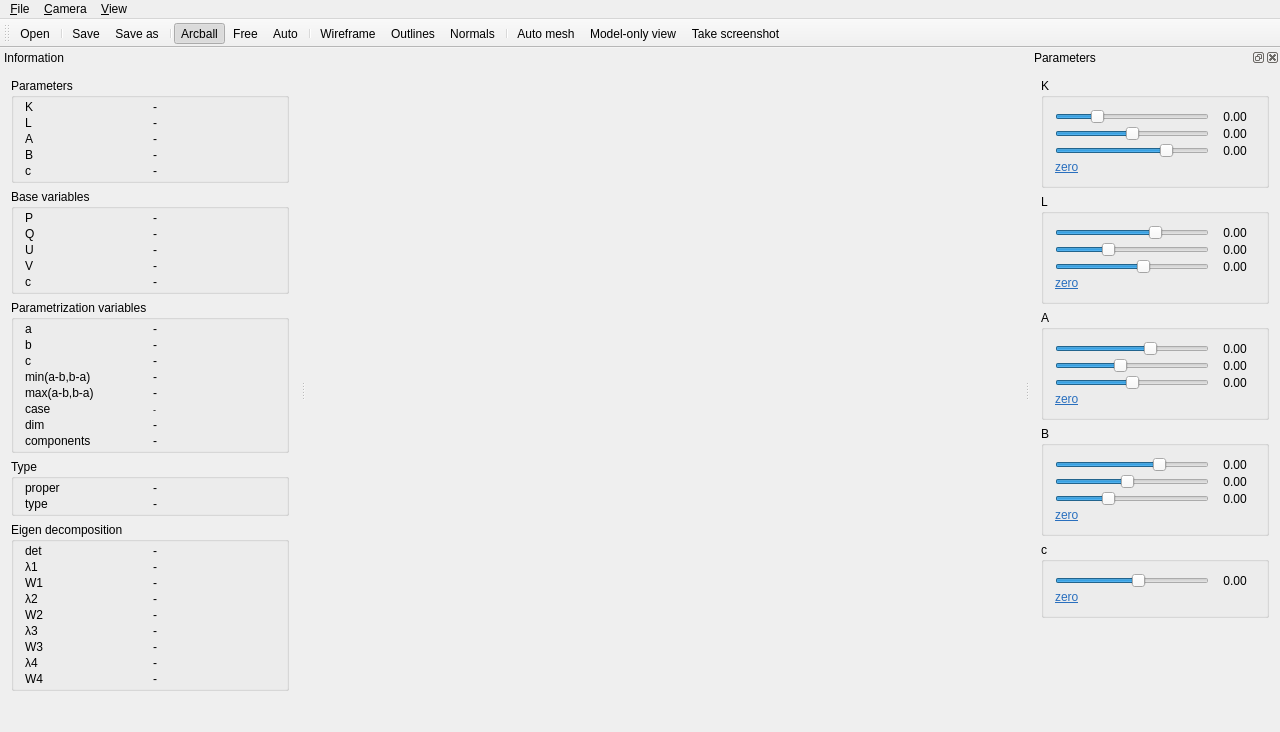
Above: example/vis/vis_g/mainwindow.ui from pdobrowo/libcs2 before the change. Below: the same form after it.
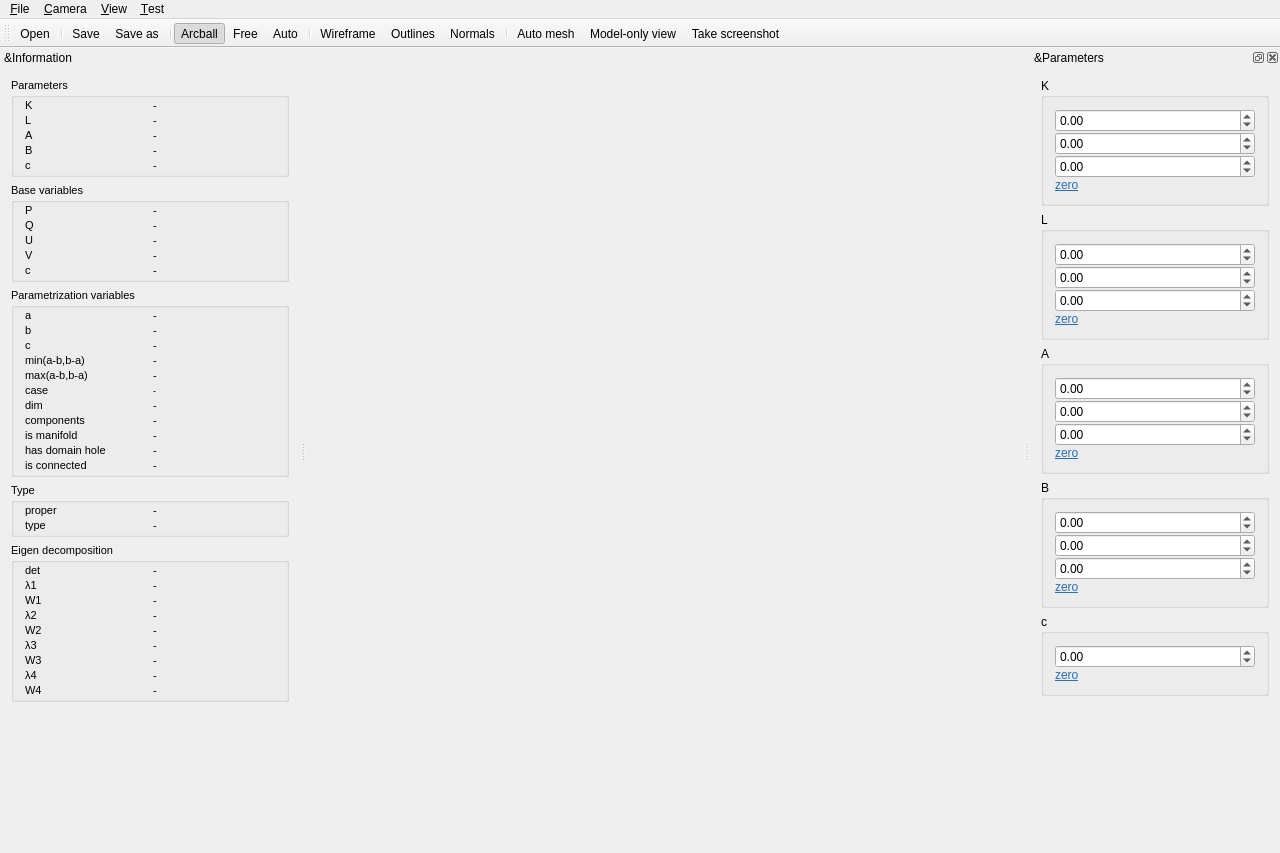
That is the form after the change. Icons and pictures are not drawn.

Commit message: Switch sliders to double spin boxes in vis_g

Patch:
```diff
--- a/example/vis/vis_g/mainwindow.ui
+++ b/example/vis/vis_g/mainwindow.ui
@@ -7,7 +7,7 @@
     <x>0</x>
     <y>0</y>
     <width>1280</width>
-    <height>732</height>
+    <height>853</height>
    </rect>
   </property>
   <property name="windowTitle">
@@ -57,7 +57,7 @@
      <x>0</x>
      <y>0</y>
      <width>1280</width>
-     <height>19</height>
+     <height>23</height>
     </rect>
    </property>
    <widget class="QMenu" name="menuCamera">
@@ -91,22 +91,45 @@
     <addaction name="separator"/>
     <addaction name="actionQuit"/>
    </widget>
+   <widget class="QMenu" name="menu_Test">
+    <property name="title">
+     <string>&amp;Test</string>
+    </property>
+    <addaction name="actionA_pair_of_points"/>
+    <addaction name="actionA_pair_of_separate_ellipsoids"/>
+    <addaction name="actionA_pair_of_y_touching_ellipsoids"/>
+    <addaction name="actionA_pair_of_yz_crossed_ellipsoids"/>
+    <addaction name="actionA_pair_of_z_touching_ellipsoids"/>
+    <addaction name="actionA_y_barrel"/>
+    <addaction name="actionA_z_barrel"/>
+    <addaction name="actionA_notched_y_barrel"/>
+    <addaction name="actionA_notched_z_barrel"/>
+    <addaction name="actionA_pair_of_separate_yz_caps"/>
+    <addaction name="separator"/>
+    <addaction name="actionA_xy_zw_torus"/>
+    <addaction name="actionA_xy_circle"/>
+    <addaction name="actionA_zw_circle"/>
+    <addaction name="actionA_xz_yw_torus"/>
+    <addaction name="actionA_xz_circle"/>
+    <addaction name="actionA_yw_circle"/>
+   </widget>
    <addaction name="menu_File"/>
    <addaction name="menuCamera"/>
    <addaction name="menuView"/>
+   <addaction name="menu_Test"/>
   </widget>
   <widget class="QDockWidget" name="dockWidget">
    <property name="minimumSize">
     <size>
      <width>300</width>
-     <height>656</height>
+     <height>793</height>
     </size>
    </property>
    <property name="features">
     <set>QDockWidget::DockWidgetMovable</set>
    </property>
    <property name="windowTitle">
-    <string>Information</string>
+    <string>&amp;Information</string>
    </property>
    <attribute name="dockWidgetArea">
     <number>1</number>
@@ -115,6 +138,11 @@
     <layout class="QVBoxLayout" name="verticalLayout_3">
      <item>
       <widget class="QGroupBox" name="groupBoxParameters">
+       <property name="font">
+        <font>
+         <pointsize>8</pointsize>
+        </font>
+       </property>
        <property name="title">
         <string>Parameters</string>
        </property>
@@ -203,6 +231,11 @@
      </item>
      <item>
       <widget class="QGroupBox" name="groupBoxBaseParameters">
+       <property name="font">
+        <font>
+         <pointsize>8</pointsize>
+        </font>
+       </property>
        <property name="title">
         <string>Base variables</string>
        </property>
@@ -291,6 +324,11 @@
      </item>
      <item>
       <widget class="QGroupBox" name="groupBoxParametrizationvariable">
+       <property name="font">
+        <font>
+         <pointsize>8</pointsize>
+        </font>
+       </property>
        <property name="title">
         <string>Parametrization variables</string>
        </property>
@@ -304,13 +342,6 @@
         <property name="verticalSpacing">
          <number>2</number>
         </property>
-        <item row="4" column="1">
-         <widget class="QLabel" name="labelmaxval">
-          <property name="text">
-           <string>-</string>
-          </property>
-         </widget>
-        </item>
         <item row="6" column="1">
          <widget class="QLabel" name="labeldimval">
           <property name="text">
@@ -318,6 +349,13 @@
           </property>
          </widget>
         </item>
+        <item row="8" column="0">
+         <widget class="QLabel" name="labelismani">
+          <property name="text">
+           <string>is manifold</string>
+          </property>
+         </widget>
+        </item>
         <item row="2" column="1">
          <widget class="QLabel" name="labelcval">
           <property name="text">
@@ -325,13 +363,6 @@
           </property>
          </widget>
         </item>
-        <item row="2" column="0">
-         <widget class="QLabel" name="labelc">
-          <property name="text">
-           <string>c</string>
-          </property>
-         </widget>
-        </item>
         <item row="1" column="1">
          <widget class="QLabel" name="labelbval">
           <property name="text">
@@ -339,10 +370,17 @@
           </property>
          </widget>
         </item>
-        <item row="1" column="0">
-         <widget class="QLabel" name="labelb">
+        <item row="7" column="1">
+         <widget class="QLabel" name="labelcompval">
           <property name="text">
-           <string>b</string>
+           <string>-</string>
+          </property>
+         </widget>
+        </item>
+        <item row="2" column="0">
+         <widget class="QLabel" name="labelc">
+          <property name="text">
+           <string>c</string>
           </property>
          </widget>
         </item>
@@ -353,34 +391,6 @@
           </property>
          </widget>
         </item>
-        <item row="4" column="0">
-         <widget class="QLabel" name="labelmax">
-          <property name="text">
-           <string>max(a-b,b-a)</string>
-          </property>
-         </widget>
-        </item>
-        <item row="0" column="0">
-         <widget class="QLabel" name="labela">
-          <property name="text">
-           <string>a</string>
-          </property>
-         </widget>
-        </item>
-        <item row="3" column="0">
-         <widget class="QLabel" name="labelmin">
-          <property name="text">
-           <string>min(a-b,b-a)</string>
-          </property>
-         </widget>
-        </item>
-        <item row="5" column="0">
-         <widget class="QLabel" name="labelcase">
-          <property name="text">
-           <string>case</string>
-          </property>
-         </widget>
-        </item>
         <item row="5" column="1">
          <widget class="QLabel" name="labelcaseval">
           <property name="font">
@@ -393,6 +403,27 @@
           </property>
          </widget>
         </item>
+        <item row="9" column="0">
+         <widget class="QLabel" name="labelcomphashole">
+          <property name="text">
+           <string>has domain hole</string>
+          </property>
+         </widget>
+        </item>
+        <item row="5" column="0">
+         <widget class="QLabel" name="labelcase">
+          <property name="text">
+           <string>case</string>
+          </property>
+         </widget>
+        </item>
+        <item row="4" column="0">
+         <widget class="QLabel" name="labelmax">
+          <property name="text">
+           <string>max(a-b,b-a)</string>
+          </property>
+         </widget>
+        </item>
         <item row="3" column="1">
          <widget class="QLabel" name="labelminval">
           <property name="text">
@@ -400,6 +431,20 @@
           </property>
          </widget>
         </item>
+        <item row="4" column="1">
+         <widget class="QLabel" name="labelmaxval">
+          <property name="text">
+           <string>-</string>
+          </property>
+         </widget>
+        </item>
+        <item row="3" column="0">
+         <widget class="QLabel" name="labelmin">
+          <property name="text">
+           <string>min(a-b,b-a)</string>
+          </property>
+         </widget>
+        </item>
         <item row="6" column="0">
          <widget class="QLabel" name="labeldim">
           <property name="text">
@@ -414,8 +459,43 @@
           </property>
          </widget>
         </item>
-        <item row="7" column="1">
-         <widget class="QLabel" name="labelcompval">
+        <item row="1" column="0">
+         <widget class="QLabel" name="labelb">
+          <property name="text">
+           <string>b</string>
+          </property>
+         </widget>
+        </item>
+        <item row="0" column="0">
+         <widget class="QLabel" name="labela">
+          <property name="text">
+           <string>a</string>
+          </property>
+         </widget>
+        </item>
+        <item row="10" column="0">
+         <widget class="QLabel" name="labelcompconn">
+          <property name="text">
+           <string>is connected</string>
+          </property>
+         </widget>
+        </item>
+        <item row="8" column="1">
+         <widget class="QLabel" name="labelismanival">
+          <property name="text">
+           <string>-</string>
+          </property>
+         </widget>
+        </item>
+        <item row="9" column="1">
+         <widget class="QLabel" name="labelhasholeval">
+          <property name="text">
+           <string>-</string>
+          </property>
+         </widget>
+        </item>
+        <item row="10" column="1">
+         <widget class="QLabel" name="labelisconnval">
           <property name="text">
            <string>-</string>
           </property>
@@ -426,6 +506,11 @@
      </item>
      <item>
       <widget class="QGroupBox" name="groupBoxType">
+       <property name="font">
+        <font>
+         <pointsize>8</pointsize>
+        </font>
+       </property>
        <property name="title">
         <string>Type</string>
        </property>
@@ -472,6 +557,11 @@
      </item>
      <item>
       <widget class="QGroupBox" name="groupBoxEigendecomposition">
+       <property name="font">
+        <font>
+         <pointsize>8</pointsize>
+        </font>
+       </property>
        <property name="title">
         <string>Eigen decomposition</string>
        </property>
@@ -634,11 +724,11 @@
    <property name="minimumSize">
     <size>
      <width>250</width>
-     <height>563</height>
+     <height>734</height>
     </size>
    </property>
    <property name="windowTitle">
-    <string>Parameters</string>
+    <string>&amp;Parameters</string>
    </property>
    <attribute name="dockWidgetArea">
     <number>2</number>
@@ -650,98 +740,50 @@
        <property name="title">
         <string>K</string>
        </property>
-       <layout class="QGridLayout" name="gridLayout">
-        <property name="verticalSpacing">
-         <number>2</number>
+       <layout class="QVBoxLayout" name="verticalLayout_4">
+        <property name="spacing">
+         <number>0</number>
         </property>
-        <item row="2" column="0">
-         <widget class="QSlider" name="verticalSliderKZ">
+        <item>
+         <widget class="QDoubleSpinBox" name="doubleSpinBoxKX">
+          <property name="minimum">
+           <double>-2000.000000000000000</double>
+          </property>
           <property name="maximum">
-           <number>600</number>
+           <double>2000.000000000000000</double>
           </property>
-          <property name="value">
-           <number>450</number>
+          <property name="singleStep">
+           <double>0.100000000000000</double>
           </property>
-          <property name="orientation">
-           <enum>Qt::Horizontal</enum>
-          </property>
          </widget>
         </item>
-        <item row="2" column="1">
-         <widget class="QLabel" name="labelSliderKZ">
-          <property name="minimumSize">
-           <size>
-            <width>40</width>
-            <height>0</height>
-           </size>
+        <item>
+         <widget class="QDoubleSpinBox" name="doubleSpinBoxKY">
+          <property name="minimum">
+           <double>-2000.000000000000000</double>
           </property>
-          <property name="text">
-           <string>0.00</string>
-          </property>
-          <property name="alignment">
-           <set>Qt::AlignCenter</set>
-          </property>
-         </widget>
-        </item>
-        <item row="0" column="0">
-         <widget class="QSlider" name="verticalSliderKX">
           <property name="maximum">
-           <number>600</number>
+           <double>2000.000000000000000</double>
           </property>
-          <property name="value">
-           <number>150</number>
+          <property name="singleStep">
+           <double>0.100000000000000</double>
           </property>
-          <property name="orientation">
-           <enum>Qt::Horizontal</enum>
-          </property>
          </widget>
         </item>
-        <item row="1" column="1">
-         <widget class="QLabel" name="labelSliderKY">
-          <property name="minimumSize">
-           <size>
-            <width>40</width>
-            <height>0</height>
-           </size>
+        <item>
+         <widget class="QDoubleSpinBox" name="doubleSpinBoxKZ">
+          <property name="minimum">
+           <double>-2000.000000000000000</double>
           </property>
-          <property name="text">
-           <string>0.00</string>
-          </property>
-          <property name="alignment">
-           <set>Qt::AlignCenter</set>
-          </property>
-         </widget>
-        </item>
-        <item row="0" column="1">
-         <widget class="QLabel" name="labelSliderKX">
-          <property name="minimumSize">
-           <size>
-            <width>40</width>
-            <height>0</height>
-           </size>
-          </property>
-          <property name="text">
-           <string>0.00</string>
-          </property>
-          <property name="alignment">
-           <set>Qt::AlignCenter</set>
-          </property>
-         </widget>
-        </item>
-        <item row="1" column="0">
-         <widget class="QSlider" name="verticalSliderKY">
           <property name="maximum">
-           <number>600</number>
+           <double>2000.000000000000000</double>
           </property>
-          <property name="value">
-           <number>300</number>
+          <property name="singleStep">
+           <double>0.100000000000000</double>
           </property>
-          <property name="orientation">
-           <enum>Qt::Horizontal</enum>
-          </property>
          </widget>
         </item>
-        <item row="3" column="0">
+        <item>
          <widget class="QLabel" name="labelZeroK">
           <property name="text">
            <string>&lt;html&gt;&lt;head/&gt;&lt;body&gt;&lt;p&gt;&lt;a href=&quot; &quot;&gt;&lt;span style=&quot; text-decoration: underline; color:#296fbe;&quot;&gt;zero&lt;/span&gt;&lt;/a&gt;&lt;/p&gt;&lt;/body&gt;&lt;/html&gt;</string>
@@ -756,98 +798,50 @@
        <property name="title">
         <string>L</string>
        </property>
-       <layout class="QGridLayout" name="gridLayout_2">
-        <property name="verticalSpacing">
-         <number>2</number>
+       <layout class="QVBoxLayout" name="verticalLayout_5">
+        <property name="spacing">
+         <number>0</number>
         </property>
-        <item row="2" column="1">
-         <widget class="QLabel" name="labelSliderLZ">
-          <property name="minimumSize">
-           <size>
-            <width>40</width>
-            <height>0</height>
-           </size>
+        <item>
+         <widget class="QDoubleSpinBox" name="doubleSpinBoxLX">
+          <property name="minimum">
+           <double>-2000.000000000000000</double>
           </property>
-          <property name="text">
-           <string>0.00</string>
-          </property>
-          <property name="alignment">
-           <set>Qt::AlignCenter</set>
-          </property>
-         </widget>
-        </item>
-        <item row="2" column="0">
-         <widget class="QSlider" name="verticalSliderLZ">
           <property name="maximum">
-           <number>600</number>
+           <double>2000.000000000000000</double>
           </property>
-          <property name="value">
-           <number>350</number>
+          <property name="singleStep">
+           <double>0.100000000000000</double>
           </property>
-          <property name="orientation">
-           <enum>Qt::Horizontal</enum>
-          </property>
          </widget>
         </item>
-        <item row="0" column="1">
-         <widget class="QLabel" name="labelSliderLX">
-          <property name="minimumSize">
-           <size>
-            <width>40</width>
-            <height>0</height>
-           </size>
+        <item>
+         <widget class="QDoubleSpinBox" name="doubleSpinBoxLY">
+          <property name="minimum">
+           <double>-2000.000000000000000</double>
           </property>
-          <property name="text">
-           <string>0.00</string>
-          </property>
-          <property name="alignment">
-           <set>Qt::AlignCenter</set>
-          </property>
-         </widget>
-        </item>
-        <item row="0" column="0">
-         <widget class="QSlider" name="verticalSliderLX">
           <property name="maximum">
-           <number>600</number>
+           <double>2000.000000000000000</double>
           </property>
-          <property name="value">
-           <number>400</number>
+          <property name="singleStep">
+           <double>0.100000000000000</double>
           </property>
-          <property name="orientation">
-           <enum>Qt::Horizontal</enum>
-          </property>
          </widget>
         </item>
-        <item row="1" column="1">
-         <widget class="QLabel" name="labelSliderLY">
-          <property name="minimumSize">
-           <size>
-            <width>40</width>
-            <height>0</height>
-           </size>
+        <item>
+         <widget class="QDoubleSpinBox" name="doubleSpinBoxLZ">
+          <property name="minimum">
+           <double>-2000.000000000000000</double>
           </property>
-          <property name="text">
-           <string>0.00</string>
-          </property>
-          <property name="alignment">
-           <set>Qt::AlignCenter</set>
-          </property>
-         </widget>
-        </item>
-        <item row="1" column="0">
-         <widget class="QSlider" name="verticalSliderLY">
           <property name="maximum">
-           <number>600</number>
+           <double>2000.000000000000000</double>
           </property>
-          <property name="value">
-           <number>200</number>
+          <property name="singleStep">
+           <double>0.100000000000000</double>
           </property>
-          <property name="orientation">
-           <enum>Qt::Horizontal</enum>
-          </property>
          </widget>
         </item>
-        <item row="3" column="0">
+        <item>
          <widget class="QLabel" name="labelZeroL">
           <property name="text">
            <string>&lt;html&gt;&lt;head/&gt;&lt;body&gt;&lt;p&gt;&lt;a href=&quot; &quot;&gt;&lt;span style=&quot; text-decoration: underline; color:#296fbe;&quot;&gt;zero&lt;/span&gt;&lt;/a&gt;&lt;/p&gt;&lt;/body&gt;&lt;/html&gt;</string>
@@ -862,98 +856,50 @@
        <property name="title">
         <string>A</string>
        </property>
-       <layout class="QGridLayout" name="gridLayout_5">
-        <property name="verticalSpacing">
-         <number>2</number>
+       <layout class="QVBoxLayout" name="verticalLayout_7">
+        <property name="spacing">
+         <number>0</number>
         </property>
-        <item row="2" column="1">
-         <widget class="QLabel" name="labelSliderAZ">
-          <property name="minimumSize">
-           <size>
-            <width>40</width>
-            <height>0</height>
-           </size>
+        <item>
+         <widget class="QDoubleSpinBox" name="doubleSpinBoxAX">
+          <property name="minimum">
+           <double>-2000.000000000000000</double>
           </property>
-          <property name="text">
-           <string>0.00</string>
-          </property>
-          <property name="alignment">
-           <set>Qt::AlignCenter</set>
-          </property>
-         </widget>
-        </item>
-        <item row="1" column="0">
-         <widget class="QSlider" name="verticalSliderAY">
           <property name="maximum">
-           <number>600</number>
+           <double>2000.000000000000000</double>
           </property>
-          <property name="value">
-           <number>250</number>
+          <property name="singleStep">
+           <double>0.100000000000000</double>
           </property>
-          <property name="orientation">
-           <enum>Qt::Horizontal</enum>
-          </property>
          </widget>
         </item>
-        <item row="0" column="1">
-         <widget class="QLabel" name="labelSliderAX">
-          <property name="minimumSize">
-           <size>
-            <width>40</width>
-            <height>0</height>
-           </size>
+        <item>
+         <widget class="QDoubleSpinBox" name="doubleSpinBoxAY">
+          <property name="minimum">
+           <double>-2000.000000000000000</double>
           </property>
-          <property name="text">
-           <string>0.00</string>
-          </property>
-          <property name="alignment">
-           <set>Qt::AlignCenter</set>
-          </property>
-         </widget>
-        </item>
-        <item row="2" column="0">
-         <widget class="QSlider" name="verticalSliderAZ">
           <property name="maximum">
-           <number>600</number>
+           <double>2000.000000000000000</double>
           </property>
-          <property name="value">
-           <number>300</number>
+          <property name="singleStep">
+           <double>0.100000000000000</double>
           </property>
-          <property name="orientation">
-           <enum>Qt::Horizontal</enum>
-          </property>
          </widget>
         </item>
-        <item row="1" column="1">
-         <widget class="QLabel" name="labelSliderAY">
-          <property name="minimumSize">
-           <size>
-            <width>40</width>
-            <height>0</height>
-           </size>
+        <item>
+         <widget class="QDoubleSpinBox" name="doubleSpinBoxAZ">
+          <property name="minimum">
+           <double>-2000.000000000000000</double>
           </property>
-          <property name="text">
-           <string>0.00</string>
-          </property>
-          <property name="alignment">
-           <set>Qt::AlignCenter</set>
-          </property>
-         </widget>
-        </item>
-        <item row="0" column="0">
-         <widget class="QSlider" name="verticalSliderAX">
           <property name="maximum">
-           <number>600</number>
+           <double>2000.000000000000000</double>
           </property>
-          <property name="value">
-           <number>380</number>
+          <property name="singleStep">
+           <double>0.100000000000000</double>
           </property>
-          <property name="orientation">
-           <enum>Qt::Horizontal</enum>
-          </property>
          </widget>
         </item>
-        <item row="3" column="0">
+        <item>
          <widget class="QLabel" name="labelZeroA">
           <property name="text">
            <string>&lt;html&gt;&lt;head/&gt;&lt;body&gt;&lt;p&gt;&lt;a href=&quot; &quot;&gt;&lt;span style=&quot; text-decoration: underline; color:#296fbe;&quot;&gt;zero&lt;/span&gt;&lt;/a&gt;&lt;/p&gt;&lt;/body&gt;&lt;/html&gt;</string>
@@ -968,98 +914,50 @@
        <property name="title">
         <string>B</string>
        </property>
-       <layout class="QGridLayout" name="gridLayout_4">
-        <property name="verticalSpacing">
-         <number>2</number>
+       <layout class="QVBoxLayout" name="verticalLayout_8">
+        <property name="spacing">
+         <number>0</number>
         </property>
-        <item row="2" column="0">
-         <widget class="QSlider" name="verticalSliderBZ">
+        <item>
+         <widget class="QDoubleSpinBox" name="doubleSpinBoxBX">
+          <property name="minimum">
+           <double>-2000.000000000000000</double>
+          </property>
           <property name="maximum">
-           <number>600</number>
+           <double>2000.000000000000000</double>
           </property>
-          <property name="value">
-           <number>200</number>
+          <property name="singleStep">
+           <double>0.100000000000000</double>
           </property>
-          <property name="orientation">
-           <enum>Qt::Horizontal</enum>
-          </property>
          </widget>
         </item>
-        <item row="0" column="1">
-         <widget class="QLabel" name="labelSliderBX">
-          <property name="minimumSize">
-           <size>
-            <width>40</width>
-            <height>0</height>
-           </size>
+        <item>
+         <widget class="QDoubleSpinBox" name="doubleSpinBoxBY">
+          <property name="minimum">
+           <double>-2000.000000000000000</double>
           </property>
-          <property name="text">
-           <string>0.00</string>
+          <property name="maximum">
+           <double>2000.000000000000000</double>
           </property>
-          <property name="alignment">
-           <set>Qt::AlignCenter</set>
+          <property name="singleStep">
+           <double>0.100000000000000</double>
           </property>
          </widget>
         </item>
-        <item row="2" column="1">
-         <widget class="QLabel" name="labelSliderBZ">
-          <property name="minimumSize">
-           <size>
-            <width>40</width>
-            <height>0</height>
-           </size>
+        <item>
+         <widget class="QDoubleSpinBox" name="doubleSpinBoxBZ">
+          <property name="minimum">
+           <double>-2000.000000000000000</double>
           </property>
-          <property name="text">
-           <string>0.00</string>
-          </property>
-          <property name="alignment">
-           <set>Qt::AlignCenter</set>
-          </property>
-         </widget>
-        </item>
-        <item row="1" column="1">
-         <widget class="QLabel" name="labelSliderBY">
-          <property name="minimumSize">
-           <size>
-            <width>40</width>
-            <height>0</height>
-           </size>
-          </property>
-          <property name="text">
-           <string>0.00</string>
-          </property>
-          <property name="alignment">
-           <set>Qt::AlignCenter</set>
-          </property>
-         </widget>
-        </item>
-        <item row="0" column="0">
-         <widget class="QSlider" name="verticalSliderBX">
           <property name="maximum">
-           <number>600</number>
+           <double>2000.000000000000000</double>
           </property>
-          <property name="value">
-           <number>420</number>
+          <property name="singleStep">
+           <double>0.100000000000000</double>
           </property>
-          <property name="orientation">
-           <enum>Qt::Horizontal</enum>
-          </property>
          </widget>
         </item>
-        <item row="1" column="0">
-         <widget class="QSlider" name="verticalSliderBY">
-          <property name="maximum">
-           <number>600</number>
-          </property>
-          <property name="value">
-           <number>280</number>
-          </property>
-          <property name="orientation">
-           <enum>Qt::Horizontal</enum>
-          </property>
-         </widget>
-        </item>
-        <item row="3" column="0">
+        <item>
          <widget class="QLabel" name="labelZeroB">
           <property name="text">
            <string>&lt;html&gt;&lt;head/&gt;&lt;body&gt;&lt;p&gt;&lt;a href=&quot; &quot;&gt;&lt;span style=&quot; text-decoration: underline; color:#296fbe;&quot;&gt;zero&lt;/span&gt;&lt;/a&gt;&lt;/p&gt;&lt;/body&gt;&lt;/html&gt;</string>
@@ -1074,40 +972,24 @@
        <property name="title">
         <string>c</string>
        </property>
-       <layout class="QGridLayout" name="gridLayout_3">
-        <property name="verticalSpacing">
-         <number>2</number>
+       <layout class="QVBoxLayout" name="verticalLayout_9">
+        <property name="spacing">
+         <number>0</number>
         </property>
-        <item row="0" column="0">
-         <widget class="QSlider" name="verticalSliderC">
+        <item>
+         <widget class="QDoubleSpinBox" name="doubleSpinBoxC">
+          <property name="minimum">
+           <double>-2000.000000000000000</double>
+          </property>
           <property name="maximum">
-           <number>600</number>
+           <double>2000.000000000000000</double>
           </property>
-          <property name="value">
-           <number>330</number>
+          <property name="singleStep">
+           <double>0.100000000000000</double>
           </property>
-          <property name="orientation">
-           <enum>Qt::Horizontal</enum>
-          </property>
          </widget>
         </item>
-        <item row="0" column="1">
-         <widget class="QLabel" name="labelSliderC">
-          <property name="minimumSize">
-           <size>
-            <width>40</width>
-            <height>0</height>
-           </size>
-          </property>
-          <property name="text">
-           <string>0.00</string>
-          </property>
-          <property name="alignment">
-           <set>Qt::AlignCenter</set>
-          </property>
-         </widget>
-        </item>
-        <item row="1" column="0">
+        <item>
          <widget class="QLabel" name="labelZeroC">
           <property name="text">
            <string>&lt;html&gt;&lt;head/&gt;&lt;body&gt;&lt;p&gt;&lt;a href=&quot; &quot;&gt;&lt;span style=&quot; text-decoration: underline; color:#296fbe;&quot;&gt;zero&lt;/span&gt;&lt;/a&gt;&lt;/p&gt;&lt;/body&gt;&lt;/html&gt;</string>
@@ -1255,7 +1137,7 @@
      <normaloff>:/res/automesh.png</normaloff>:/res/automesh.png</iconset>
    </property>
    <property name="text">
-    <string>Auto mesh</string>
+    <string>&amp;Auto mesh</string>
    </property>
   </action>
   <action name="actionTakeScreenshot">
@@ -1264,7 +1146,7 @@
      <normaloff>:/res/screenshot.png</normaloff>:/res/screenshot.png</iconset>
    </property>
    <property name="text">
-    <string>Take screenshot...</string>
+    <string>&amp;Take screenshot...</string>
    </property>
    <property name="toolTip">
     <string>Take screenshot</string>
@@ -1279,7 +1161,7 @@
      <normaloff>:/res/modelonly.png</normaloff>:/res/modelonly.png</iconset>
    </property>
    <property name="text">
-    <string>Model-only view</string>
+    <string>&amp;Model-only view</string>
    </property>
   </action>
   <action name="actionOutlines">
@@ -1291,7 +1173,7 @@
      <normaloff>:/res/outline.png</normaloff>:/res/outline.png</iconset>
    </property>
    <property name="text">
-    <string>Outlines</string>
+    <string>&amp;Outlines</string>
    </property>
   </action>
   <action name="actionNormals">
@@ -1303,7 +1185,87 @@
      <normaloff>:/res/normals.png</normaloff>:/res/normals.png</iconset>
    </property>
    <property name="text">
-    <string>Normals</string>
+    <string>&amp;Normals</string>
+   </property>
+  </action>
+  <action name="actionA_pair_of_points">
+   <property name="text">
+    <string>A pair of points</string>
+   </property>
+  </action>
+  <action name="actionA_pair_of_separate_ellipsoids">
+   <property name="text">
+    <string>A pair of separate ellipsoids</string>
+   </property>
+  </action>
+  <action name="actionA_pair_of_y_touching_ellipsoids">
+   <property name="text">
+    <string>A pair of y-touching ellipsoids</string>
+   </property>
+  </action>
+  <action name="actionA_pair_of_yz_crossed_ellipsoids">
+   <property name="text">
+    <string>A pair of yz-crossed ellipsoids</string>
+   </property>
+  </action>
+  <action name="actionA_pair_of_z_touching_ellipsoids">
+   <property name="text">
+    <string>A pair of z-touching ellipsoids</string>
+   </property>
+  </action>
+  <action name="actionA_y_barrel">
+   <property name="text">
+    <string>A y-barrel</string>
+   </property>
+  </action>
+  <action name="actionA_z_barrel">
+   <property name="text">
+    <string>A z-barrel</string>
+   </property>
+  </action>
+  <action name="actionA_notched_y_barrel">
+   <property name="text">
+    <string>A notched y-barrel</string>
+   </property>
+  </action>
+  <action name="actionA_notched_z_barrel">
+   <property name="text">
+    <string>A notched z-barrel</string>
+   </property>
+  </action>
+  <action name="actionA_pair_of_separate_yz_caps">
+   <property name="text">
+    <string>A pair of separate yz-caps</string>
+   </property>
+  </action>
+  <action name="actionA_xy_zw_torus">
+   <property name="text">
+    <string>A xy/zw-torus</string>
+   </property>
+  </action>
+  <action name="actionA_xy_circle">
+   <property name="text">
+    <string>A xy-circle</string>
+   </property>
+  </action>
+  <action name="actionA_zw_circle">
+   <property name="text">
+    <string>A zw-circle</string>
+   </property>
+  </action>
+  <action name="actionA_xz_yw_torus">
+   <property name="text">
+    <string>A xz/yw-torus</string>
+   </property>
+  </action>
+  <action name="actionA_xz_circle">
+   <property name="text">
+    <string>A xz-circle</string>
+   </property>
+  </action>
+  <action name="actionA_yw_circle">
+   <property name="text">
+    <string>A yw-circle</string>
    </property>
   </action>
  </widget>
```
Left out of the diff: 15 changed lines with no effect on the pictures. The commit also changes 5 other files.
